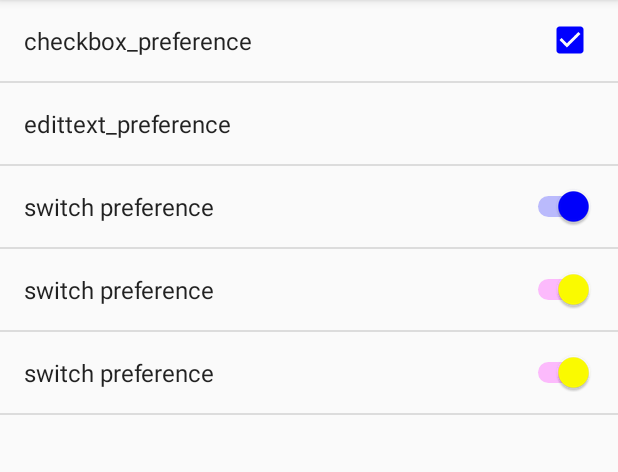
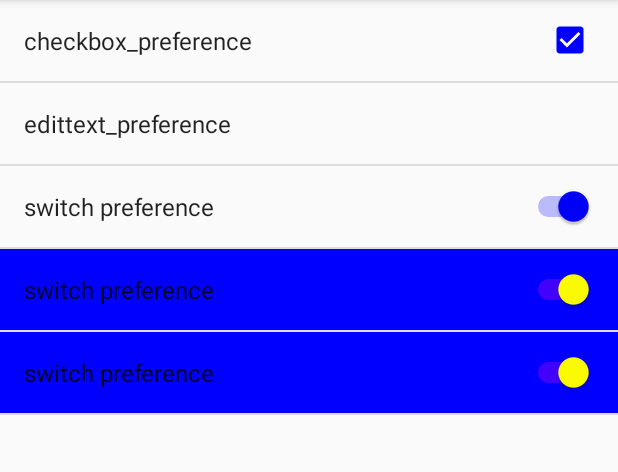
Before and after one commit to Geroge2015/arena, an Android app: the fragment MySettingFragment placed in its activity, on a phone screen of 412 x 824 dp, the part 84-556 px from its top. Run offline under Robolectric (Android 15) with nearby library versions, the phone set to English and light mode, and no system bars.

Commit message:
[update] MySwitchPreference

```diff
--- a/TestRV/app/src/main/java/com/example/cm/testrv/widget/MySwitchPreference.java
+++ b/TestRV/app/src/main/java/com/example/cm/testrv/widget/MySwitchPreference.java
@@ -30,7 +30,8 @@ import com.example.cm.testrv.R;
 public class MySwitchPreference extends TwoStatePreference {
 
     public static final float ALPHA_RATE = 0.4f;
-
+    private View mView;
+    private boolean bActive;
     private final Listener mListener = new Listener();
 
     private class Listener implements CompoundButton.OnCheckedChangeListener {
@@ -57,7 +58,9 @@ public class MySwitchPreference extends TwoStatePreference {
 
     public MySwitchPreference(Context context, AttributeSet attrs, int defStyleAttr) {
         super(context, attrs, defStyleAttr);
-        TypedArray a = context.obtainStyledAttributes(attrs, com.android.internal.R.styleable.SwitchPreference);
+        bActive = true;
+        TypedArray a = context.obtainStyledAttributes(attrs,
+                com.android.internal.R.styleable.SwitchPreference);
         setDisableDependentsState(a.getBoolean(
                 com.android.internal.R.styleable.SwitchPreference_disableDependentsState, false));
         a.recycle();
@@ -66,6 +69,7 @@ public class MySwitchPreference extends TwoStatePreference {
     @Override
     protected void onBindView(View view) {
         super.onBindView(view);
+        mView = view;
         View checkableView = view.findViewById(R.id.my_switch_button);
         if (checkableView != null && checkableView instanceof Checkable) {
             if (checkableView instanceof Switch) {
@@ -76,15 +80,16 @@ public class MySwitchPreference extends TwoStatePreference {
             }
         }
         updatePreferenceIcon();
-
+        updatePreferenceLayout(view);
+        refreshIcon();
     }
-
 
     @Override
     public void setChecked(boolean checked) {
-        super.setChecked(checked);
+        if (bActive) {
+            super.setChecked(checked);
+        }
     }
-
 
     @Override
     public void setEnabled(boolean enabled) {
@@ -93,8 +98,25 @@ public class MySwitchPreference extends TwoStatePreference {
 
     @Override
     public boolean isEnabled() {
-        return super.isEnabled();
+        if (bActive) {
+            return super.isEnabled();
+        } else {
+            return true;
+        }
     }
+
+    public void setActive(boolean b) {
+        bActive = b;
+    }
+
+    public boolean isActive() {
+        return bActive;
+    }
+
+    public View getView() {
+        return mView;
+    }
+
 
     private void updatePreferenceIcon() {
         Drawable d = this.getIcon();
@@ -106,4 +128,18 @@ public class MySwitchPreference extends TwoStatePreference {
             }
         }
     }
+
+    private void updatePreferenceLayout(View view) {
+        if (bActive) {
+            view.setAlpha(1);
+        } else {
+            view.setAlpha(ALPHA_RATE);
+        }
+    }
+
+    private void refreshIcon() {
+        if (mView != null) {
+            mView.setActivated(bActive);
+        }
+    }
 }
```
Also changed, not shown: TestRV/app/build.gradle (+10 -1 lines).
